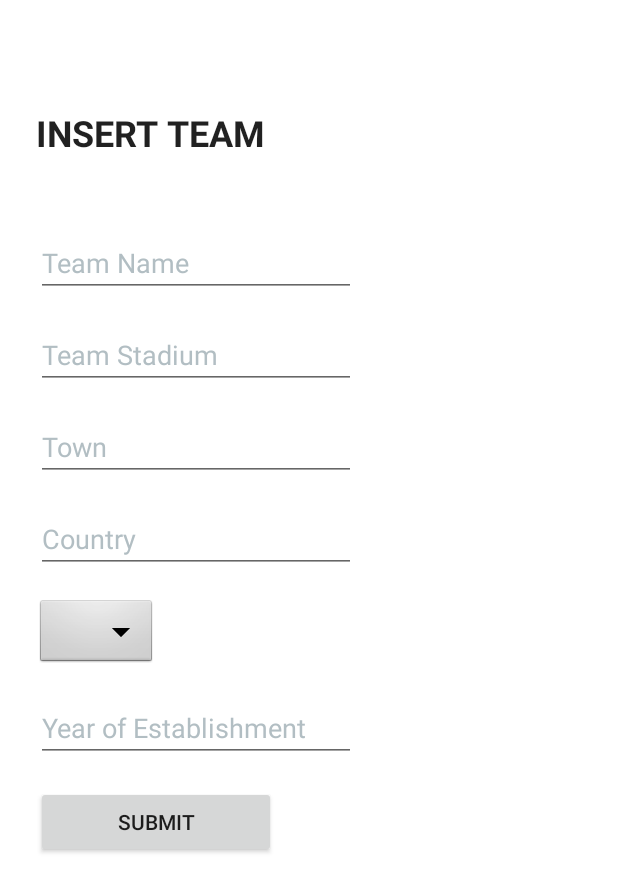
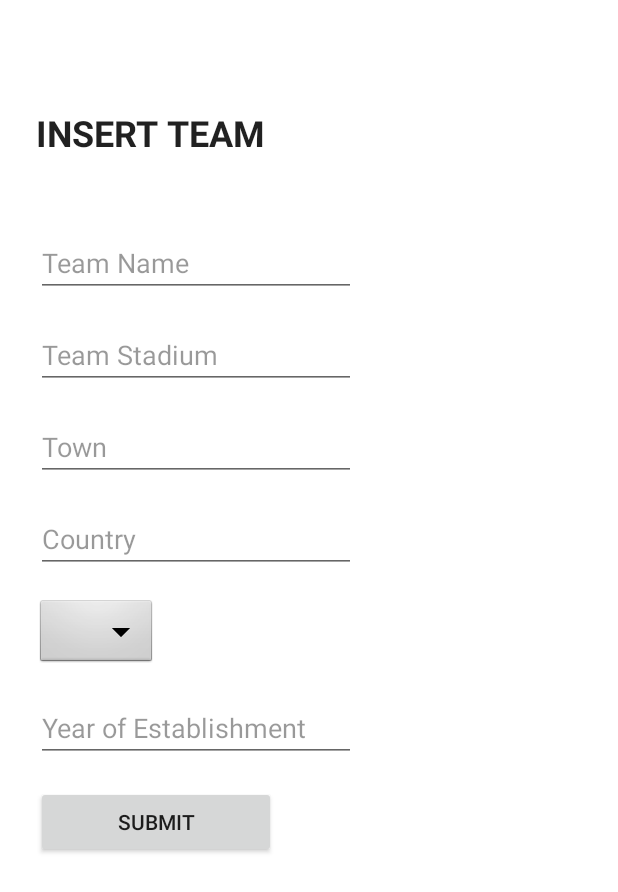
Before and after one commit to Jorgy27/SportsHCI, an Android app: the fragment AddTeam placed in its activity, on a phone screen of 412 x 824 dp. Shown: the top 892 px of the screen. Run offline under Robolectric (Android 15) with nearby library versions, the phone set to English and light mode, and no system bars; our stand-ins replace Firebase (no records; nobody signed in at launch, a user with empty details on screens opened directly), Room's generated code; 1 statement that could not run was skipped.

Commit message:
fixed bug with letters being white on white background

```diff
--- a/app/src/main/res/layout/fragment_add_team.xml
+++ b/app/src/main/res/layout/fragment_add_team.xml
@@ -48,8 +48,7 @@
                 android:ems="10"
                 android:hint="Team Name"
                 android:inputType="textPersonName"
-                android:textColor="@color/white"
-                android:textColorHint="@color/soothing_breeze"/>
+                android:textColorHint="@color/black_overlay"/>
 
             <EditText
                 android:id="@+id/teamStadiumTxt"
@@ -61,8 +60,7 @@
                 android:ems="10"
                 android:hint="Team Stadium"
                 android:inputType="textPersonName"
-                android:textColor="@color/white"
-                android:textColorHint="@color/soothing_breeze"/>
+                android:textColorHint="@color/black_overlay"/>
 
             <EditText
                 android:id="@+id/teamTownTxt"
@@ -74,8 +72,7 @@
                 android:ems="10"
                 android:hint="Town"
                 android:inputType="textPersonName"
-                android:textColor="@color/white"
-                android:textColorHint="@color/soothing_breeze"/>
+                android:textColorHint="@color/black_overlay"/>
 
             <EditText
                 android:id="@+id/teamCountryTxt"
@@ -87,8 +84,7 @@
                 android:ems="10"
                 android:hint="Country"
                 android:inputType="textPersonName"
-                android:textColor="@color/white"
-                android:textColorHint="@color/soothing_breeze"/>
+                android:textColorHint="@color/black_overlay"/>
 
 
             <androidx.appcompat.widget.AppCompatSpinner
@@ -112,8 +108,7 @@
                 android:ems="10"
                 android:hint="Year of Establishment"
                 android:inputType="textPersonName"
-                android:textColor="@color/white"
-                android:textColorHint="@color/soothing_breeze"/>
+                android:textColorHint="@color/black_overlay"/>
 
             <Button
                 android:id="@+id/teamSubmitBtn"
```
